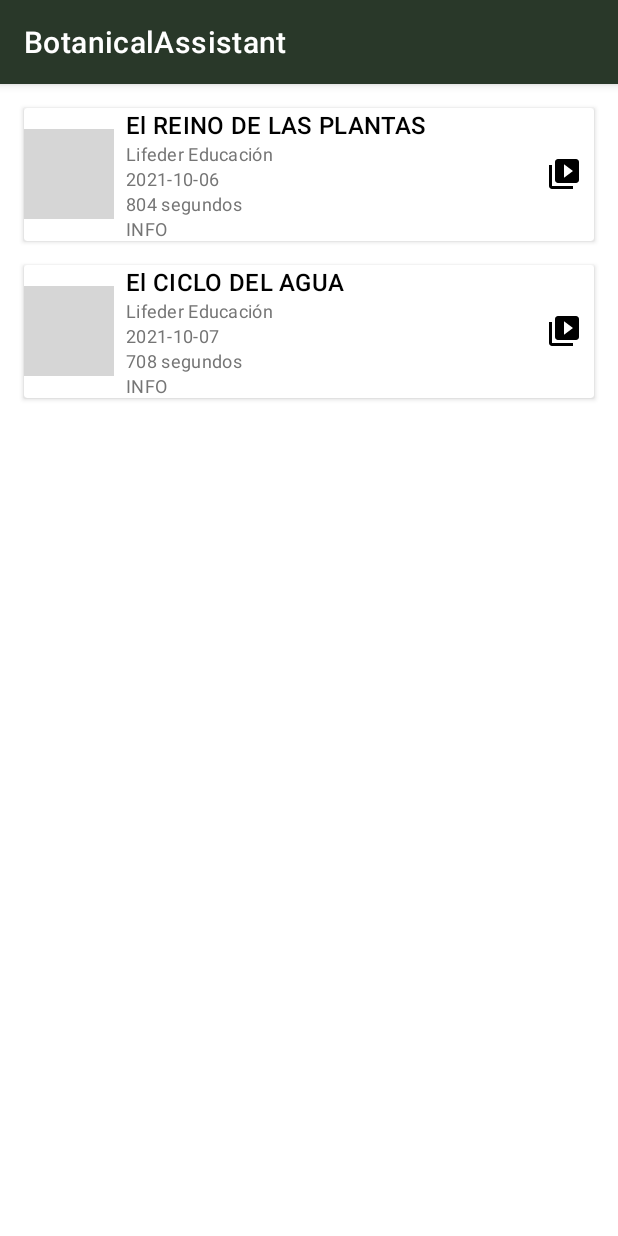
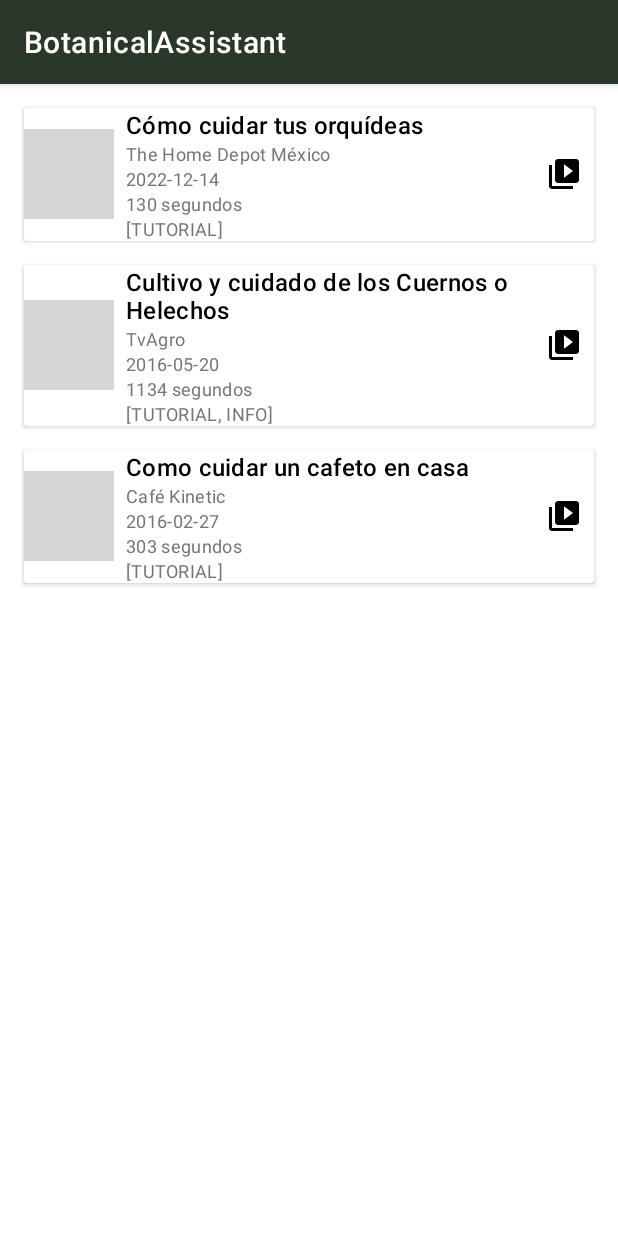
Before and after one commit to hall361/AsistenteBotanico, an Android app: the fragment VideosFragment shown on its own in the app's theme, on a phone screen of 412 x 824 dp. Run offline under Robolectric (Android 15) with nearby library versions, the phone set to English and light mode, and no system bars; pictures from the network do not load; grey boxes are pictures that could not be loaded.

Commit message:
Se modifica la logica sobre Fragment de video

```diff
--- a/app/src/main/java/com/poli/botanicalassistant/domain/video/Video.kt
+++ b/app/src/main/java/com/poli/botanicalassistant/domain/video/Video.kt
@@ -5,7 +5,7 @@ data class Video(
     val videoName: String, // Nombre del video
     val creationDate: String, // Fecha de creación
     val duration: Int, // Duración en segundos
-    val category: VideoType, // Cambiado a VideoType
+    val category: List<VideoType>, // Cambiado a VideoType
     val author: String, // Autor del video
     val serverId: String, // Identificador del servidor donde está almacenado el video
     val imageUrl: String // URL de la imagen del video (sin coma al final)
--- a/app/src/main/java/com/poli/botanicalassistant/ui/videos/VideoAdapter.kt
+++ b/app/src/main/java/com/poli/botanicalassistant/ui/videos/VideoAdapter.kt
@@ -42,7 +42,9 @@ class VideoAdapter(
         holder.videoAuthor.text = video.author
         holder.videoCreationDate.text = video.creationDate
         holder.videoDuration.text = "${video.duration} segundos"
-        holder.videoCategory.text = video.category.name // Mostrar la categoría
+
+        // Mostrar las categorías en el TextView, separadas por comas
+        holder.videoCategory.text = video.category.toString() // Aquí se mostrará la categoría. Asegúrate que el método `name` esté en VideoType.
 
         // Cargar la imagen del video usando Glide y la URL en imageUrl
         Glide.with(holder.itemView.context)
--- a/app/src/main/java/com/poli/botanicalassistant/ui/videos/VideosFragment.kt
+++ b/app/src/main/java/com/poli/botanicalassistant/ui/videos/VideosFragment.kt
@@ -55,29 +55,39 @@ class VideosFragment : Fragment() {
     // Ajustado para incluir la imagen del video usando el campo "imageUrl"
     private fun getVideoList(): List<Video> {
         return listOf(
+
             Video(
                 id = "BA01",
-                videoName = "El REINO DE LAS PLANTAS",
-                creationDate = "2021-10-06",
-                duration = 804,
-                category = VideoType.INFO,
-                author = "Lifeder Educación",
-                serverId = "https://www.youtube.com/watch?v=eCyfEb3B0SM",
-                imageUrl = "https://img.youtube.com/vi/eCyfEb3B0SM/0.jpg" // URL de la imagen del video
+                videoName = "Cómo cuidar tus orquídeas",
+                creationDate = "2022-12-14",
+                duration = 130,
+                category = listOf(VideoType.TUTORIAL),
+                author = "The Home Depot México",
+                serverId = "https://www.youtube.com/watch?v=HlpFuis3kfE",
+                imageUrl = "https://img.youtube.com/vi/HlpFuis3kfE/0.jpg"
             ),
             Video(
                 id = "BA02",
-                videoName = "El CICLO DEL AGUA", // Aquí puedes agregar el nombre del video
-                creationDate = "2021-10-07", // Fecha de creación
-                duration = 708, // Duración en segundos
-                category = VideoType.INFO, // Cambiar a la categoría apropiada
-                author = "Lifeder Educación", // Nombre del autor
-                serverId = "https://www.youtube.com/watch?v=uwEGrB7fSgo", // URL del video
-                imageUrl = "https://img.youtube.com/vi/uwEGrB7fSgo/0.jpg" // URL de la imagen del video
+                videoName = "Cultivo y cuidado de los Cuernos o Helechos", // Aquí puedes agregar el nombre del video
+                creationDate = "2016-05-20", // Fecha de creación
+                duration = 1134, // Duración en segundos
+                category = listOf(VideoType.TUTORIAL, VideoType.INFO),// Categoría del video
+                author = "TvAgro", // Nombre del autor
+                serverId = "https://www.youtube.com/watch?v=GqUi41a1IaQ", // URL del video
+                imageUrl = "https://img.youtube.com/vi/GqUi41a1IaQ/0.jpg" // URL de la imagen del video
+            ),
+            Video(
+                id = "BA03",
+                videoName = "Como cuidar un cafeto en casa",
+                creationDate = "2016-02-27",
+                duration = 303,
+                category = listOf(VideoType.TUTORIAL),
+                author = "Café Kinetic",
+                serverId = "https://www.youtube.com/watch?v=JE82zoYVwwo",
+                imageUrl = "https://img.youtube.com/vi/JE82zoYVwwo/0.jpg"
             )
 
 
-            // Puedes agregar más videos aquí si es necesario
         )
     }
 }
--- a/app/src/main/java/com/poli/botanicalassistant/ui/videos/VideosViewModel.kt
+++ /dev/null
@@ -1,38 +0,0 @@
-package com.poli.botanicalassistant.ui.videos
-
-import androidx.lifecycle.LiveData
-import androidx.lifecycle.MutableLiveData
-import androidx.lifecycle.ViewModel
-import com.poli.botanicalassistant.domain.video.Video
-import com.poli.botanicalassistant.domain.video.VideoType
-
-/**
- * ViewModel that handles the logic for the VideosFragment.
- */
-class VideosViewModel : ViewModel() {
-
-    // LiveData que contiene la lista de videos
-    private val _videos = MutableLiveData<List<Video>>()
-    val videos: LiveData<List<Video>> get() = _videos
-
-    /**
-     * Carga una lista inicial de videos (puedes reemplazarla con la lógica real).
-     */
-    fun loadInitialVideos() {
-        // Simulación de carga de videos. Reemplaza esto con la carga real desde un repositorio o API.
-        val sampleVideos = listOf(
-            Video(
-                id = "BA01",
-                videoName = "El REINO DE LAS PLANTAS",
-                creationDate = "2021-10-06",
-                duration = 804,
-                category = VideoType.INFO, // Categoría del video
-                author = "Lifeder Educación",
-                serverId = "https://www.youtube.com/watch?v=eCyfEb3B0SM",
-                imageUrl = "https://img.youtube.com/vi/eCyfEb3B0SM/0.jpg" // URL de la imagen del video
-            )
-            // Puedes agregar más videos aquí si es necesario
-        )
-        _videos.value = sampleVideos
-    }
-}
```
